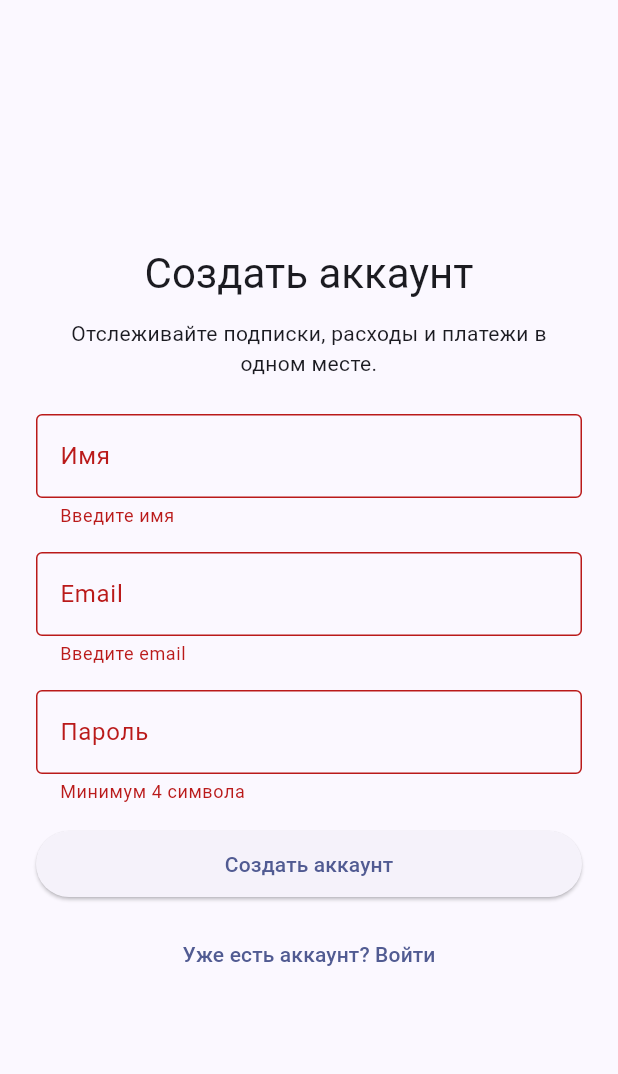
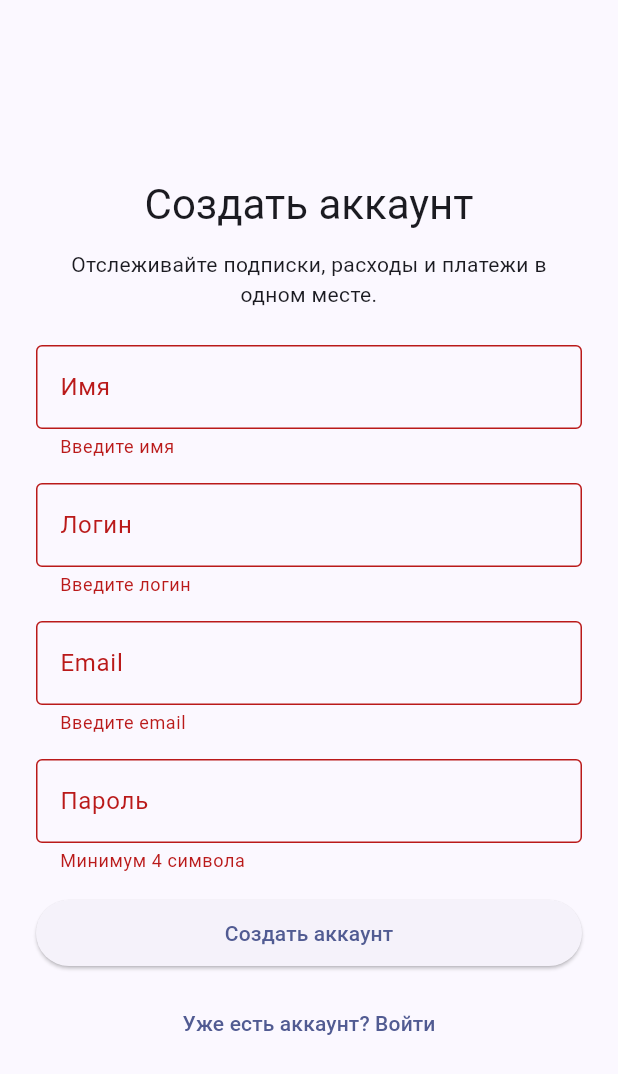
Before and after one commit to technoStrelkaTeam/TecnostrelkaFrontend2026, a Flutter app: the screen it shows after launch, after a tap on "Войти", after a tap on "Нет аккаунта? Зарегистрироваться", after a tap on "Создать аккаунт", on a phone screen of 412 x 824 dp. Shown: the top 1074 px of the screen. Run offline on Flutter 3.47's test engine with Material 3 defaults, Android fonts, the light colour scheme and no system bars; our stand-ins replace shared_preferences; accounts and stored records are empty; network calls fail.

Commit message:
fix auth

```diff
--- a/lib/api/api_client.dart
+++ b/lib/api/api_client.dart
@@ -29,17 +29,17 @@ class ApiClient {
     _token = token;
   }
 
-  Future<AuthResult> register(String name, String email, String password) async {
+  Future<AuthResult> register(String name, String username, String email, String password) async {
     await _post(
       '/users/register',
       body: {
         'name': name,
-        'username': email,
+        'username': username,
         'email': email,
         'password': password,
       },
     );
-    final token = await _requestToken(email, password);
+    final token = await _requestToken(username, password);
     final user = await _fetchMe(token: token);
     return AuthResult(token: token, user: user);
   }
--- a/lib/screens/auth_screen.dart
+++ b/lib/screens/auth_screen.dart
@@ -18,6 +18,7 @@ class _AuthScreenState extends State<AuthScreen> {
   final _emailController = TextEditingController();
   final _passwordController = TextEditingController();
   final _nameController = TextEditingController();
+  final _usernameController = TextEditingController();
   bool _isLogin = true;
   bool _loading = false;
   String? _error;
@@ -25,6 +26,7 @@ class _AuthScreenState extends State<AuthScreen> {
   @override
   void dispose() {
     _nameController.dispose();
+    _usernameController.dispose();
     _emailController.dispose();
     _passwordController.dispose();
     super.dispose();
@@ -42,9 +44,10 @@ class _AuthScreenState extends State<AuthScreen> {
       final email = _emailController.text.trim();
       final password = _passwordController.text;
       final name = _nameController.text.trim();
+      final username = _usernameController.text.trim();
       final result = _isLogin
           ? await widget.apiClient.login(email, password)
-          : await widget.apiClient.register(name, email, password);
+          : await widget.apiClient.register(name, username, email, password);
       widget.onAuth(result);
     } on ApiException catch (e) {
       setState(() {
@@ -101,6 +104,20 @@ class _AuthScreenState extends State<AuthScreen> {
                             validator: (value) {
                               if (value == null || value.trim().isEmpty) {
                                 return 'Введите имя';
+                              }
+                              return null;
+                            },
+                          ),
+                          const SizedBox(height: 16),
+                          TextFormField(
+                            controller: _usernameController,
+                            decoration: const InputDecoration(
+                              labelText: 'Логин',
+                              border: OutlineInputBorder(),
+                            ),
+                            validator: (value) {
+                              if (value == null || value.trim().isEmpty) {
+                                return 'Введите логин';
                               }
                               return null;
                             },
```
